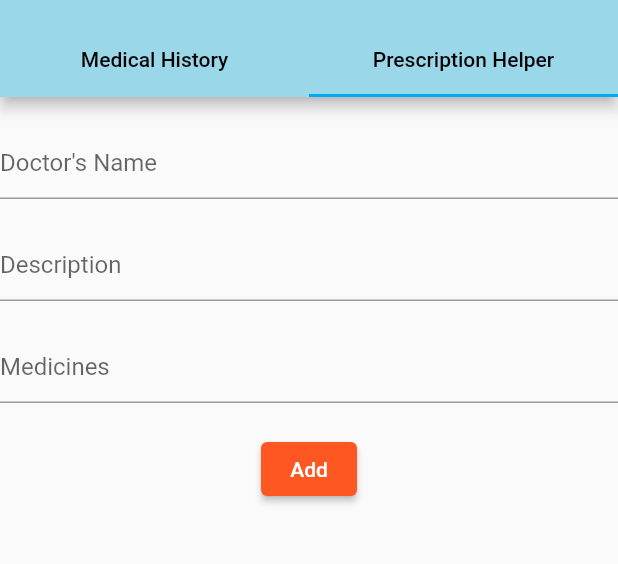
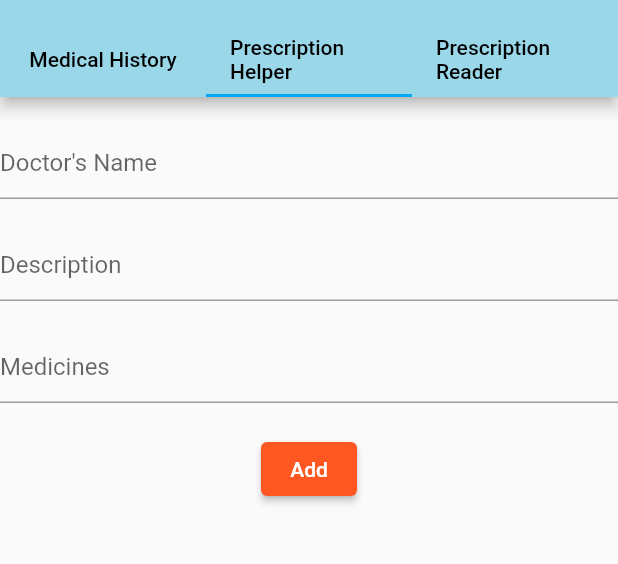
Before and after one commit to RAJ-SHEKHAWAT/MAD, a Flutter app: the NewHome screen opened directly, tab 2 chosen, on a phone screen of 412 x 824 dp, the part 59-623 px from its top. Run offline on Flutter 3.47's test engine with Material 2 defaults, Android fonts, the phone set to English and light mode, and no system bars; our stand-ins replace cloud_firestore, firebase_auth, firebase_core, fl_chart, flutter_tts, google_sign_in and 2 more; missing offline and left inert: clipboard, firebase_ml_vision; accounts and stored records are empty.

Commit message:
UPdated UI

```diff
--- a/lib/form.dart
+++ b/lib/form.dart
@@ -21,7 +21,9 @@ class _PrescriptionState extends State<Prescription> {
 //      appBar: AppBar(
 //        title: Text("Prescription"),
 //      ),
-      body: ListView(
+      body: Container(
+
+        child: ListView(
           children: <Widget>[
             Form(
               key: _formkey,
@@ -95,6 +97,7 @@ class _PrescriptionState extends State<Prescription> {
           ],
 
         ),
+      ),
     );
   }
 }
--- a/lib/newhome.dart
+++ b/lib/newhome.dart
@@ -1,6 +1,7 @@
 import 'package:flutter/material.dart';
 import 'package:medhelp/form.dart';
 import 'package:medhelp/showvisits.dart';
+import 'package:medhelp/widget/text_recognition_widget.dart';
 class NewHome extends StatefulWidget {
   @override
   _NewHomeState createState() => _NewHomeState();
@@ -10,7 +11,7 @@ class _NewHomeState extends State<NewHome> {
   @override
   Widget build(BuildContext context) {
     return DefaultTabController(
-      length: 2,
+      length: 3,
       child: Scaffold(
         appBar: AppBar(
           backgroundColor: Color(0xff9ad7e9),
@@ -48,6 +49,16 @@ class _NewHomeState extends State<NewHome> {
                   ),
                 ),
               ),
+              Tab(
+                child: Align(
+                  alignment: Alignment.center,
+                  child: Text("Prescription Reader",
+                    style: TextStyle(
+                      color: Colors.black,
+                    ),
+                  ),
+                ),
+              ),
             ],
           ),
         ),
@@ -63,7 +74,8 @@ class _NewHomeState extends State<NewHome> {
           child: TabBarView(
             children: [
                 ShowVisits(),
-                Prescription()
+                Prescription(),
+                TextRecognitionWidget()
             ],
           ),
         ),
--- a/lib/widget/text_recognition_widget.dart
+++ b/lib/widget/text_recognition_widget.dart
@@ -21,9 +21,6 @@ class TextRecognitionWidget extends StatefulWidget {
 class _TextRecognitionWidgetState extends State<TextRecognitionWidget> {
   String text = '';
   File image;
-
-
-
   int medicineNameBlock;
   String medicineName2 = "";
   String medicineName1 = "";
@@ -312,7 +309,7 @@ class _TextRecognitionWidgetState extends State<TextRecognitionWidget> {
   @override
   Widget build(BuildContext context) {
     return Scaffold(
-      appBar: AppBar(title: Text("Prescription Reader & Reminder"),),
+//      appBar: AppBar(title: Text("Prescription Reader & Reminder"),),
       body: ListView(
         children: [
           Expanded(child: buildImage()),
```
Lines whose indentation alone changed are shown as unchanged.
